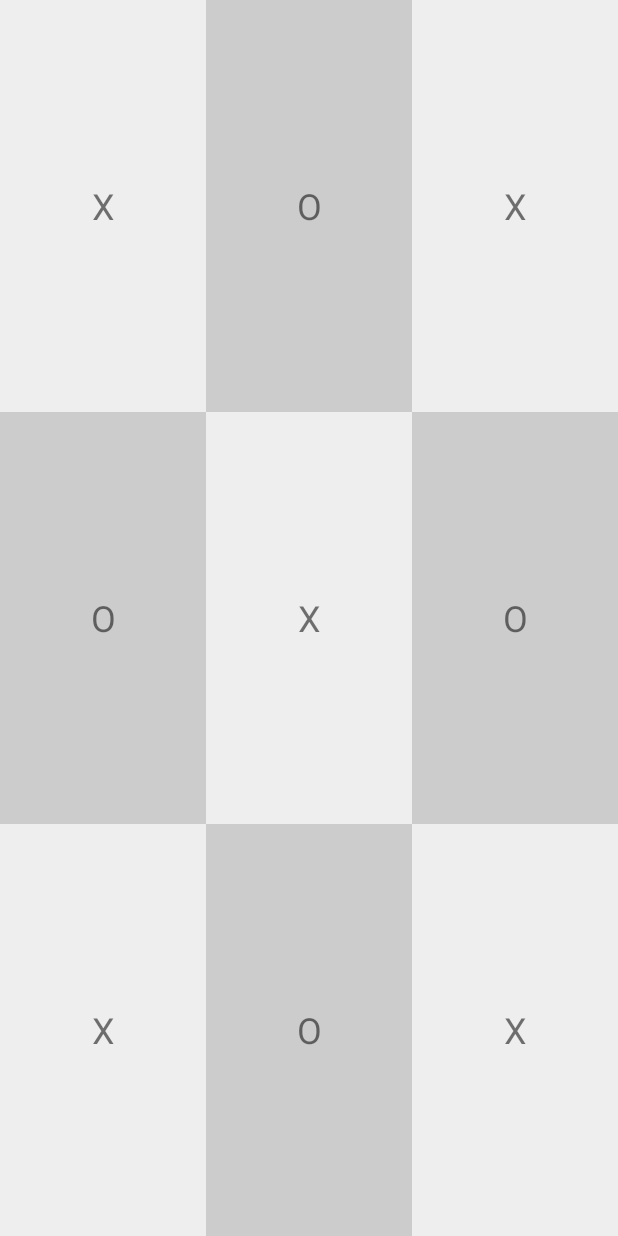
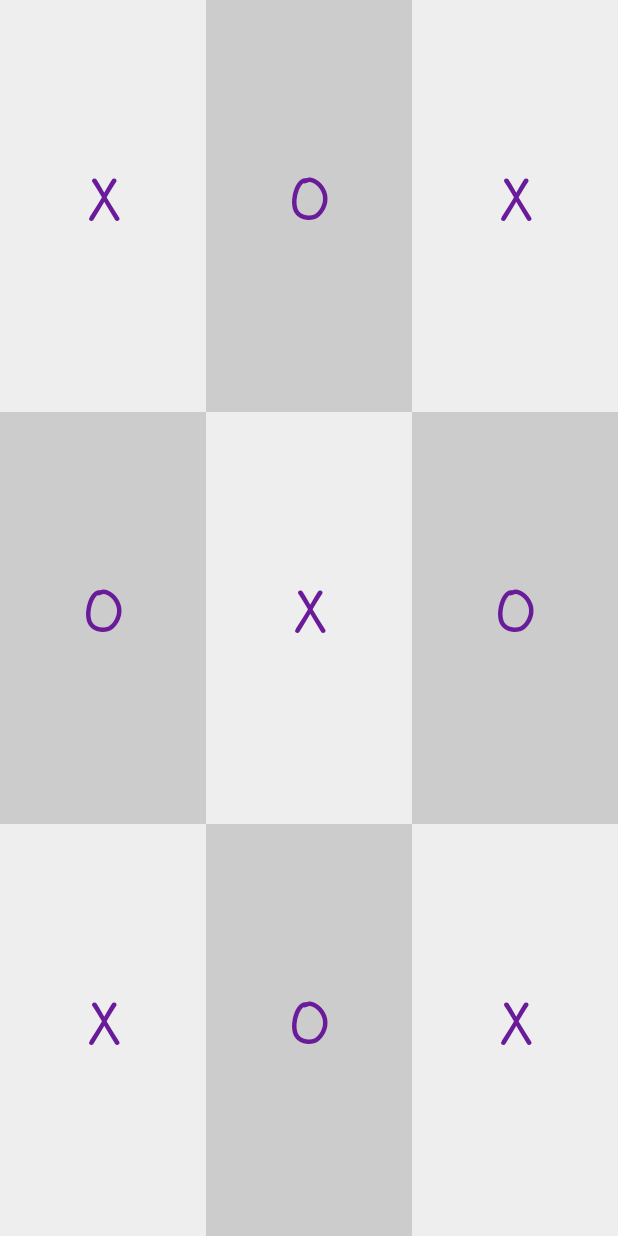
Before and after one commit to square/coordinators, an Android app: the layout tic_tac_toe_view.xml on its own in the app's theme, with its tools: preview values and no code run, on a phone screen of 412 x 824 dp. Run offline under Robolectric (Android 15) with nearby library versions, the phone set to English and light mode, and no system bars.

Commit message:
Fonts are more fun than code

```diff
--- a/coordinators-sample/src/main/res/layout/tic_tac_toe_view.xml
+++ b/coordinators-sample/src/main/res/layout/tic_tac_toe_view.xml
@@ -30,9 +30,12 @@
       android:layout_columnWeight="1"
       android:layout_gravity="fill"
       android:layout_rowWeight="1"
-      android:background="@color/light"
+      android:background="@color/light_cell"
+      android:fontFamily="casual"
       android:gravity="center"
-      android:textSize="24sp"
+      android:textColor="@color/symbol"
+      android:textSize="36sp"
+      android:textStyle="bold"
       tools:text="X"
       />
 
@@ -42,9 +45,12 @@
       android:layout_columnWeight="1"
       android:layout_gravity="fill"
       android:layout_rowWeight="1"
-      android:background="@color/dark"
+      android:background="@color/dark_cell"
+      android:fontFamily="casual"
       android:gravity="center"
-      android:textSize="24sp"
+      android:textColor="@color/symbol"
+      android:textSize="36sp"
+      android:textStyle="bold"
       tools:text="O"
       />
 
@@ -54,9 +60,12 @@
       android:layout_columnWeight="1"
       android:layout_gravity="fill"
       android:layout_rowWeight="1"
-      android:background="@color/light"
+      android:background="@color/light_cell"
+      android:fontFamily="casual"
       android:gravity="center"
-      android:textSize="24sp"
+      android:textColor="@color/symbol"
+      android:textSize="36sp"
+      android:textStyle="bold"
       tools:text="X"
       />
 
@@ -67,9 +76,12 @@
       android:layout_columnWeight="1"
       android:layout_gravity="fill"
       android:layout_rowWeight="1"
-      android:background="@color/dark"
+      android:background="@color/dark_cell"
+      android:fontFamily="casual"
       android:gravity="center"
-      android:textSize="24sp"
+      android:textColor="@color/symbol"
+      android:textSize="36sp"
+      android:textStyle="bold"
       tools:text="O"
       />
 
@@ -79,9 +91,12 @@
       android:layout_columnWeight="1"
       android:layout_gravity="fill"
       android:layout_rowWeight="1"
-      android:background="@color/light"
+      android:background="@color/light_cell"
+      android:fontFamily="casual"
       android:gravity="center"
-      android:textSize="24sp"
+      android:textColor="@color/symbol"
+      android:textSize="36sp"
+      android:textStyle="bold"
       tools:text="X"
       />
 
@@ -91,9 +106,12 @@
       android:layout_columnWeight="1"
       android:layout_gravity="fill"
       android:layout_rowWeight="1"
-      android:background="@color/dark"
+      android:background="@color/dark_cell"
+      android:fontFamily="casual"
       android:gravity="center"
-      android:textSize="24sp"
+      android:textColor="@color/symbol"
+      android:textSize="36sp"
+      android:textStyle="bold"
       tools:text="O"
       />
 
@@ -104,9 +122,12 @@
       android:layout_columnWeight="1"
       android:layout_gravity="fill"
       android:layout_rowWeight="1"
-      android:background="@color/light"
+      android:background="@color/light_cell"
+      android:fontFamily="casual"
       android:gravity="center"
-      android:textSize="24sp"
+      android:textColor="@color/symbol"
+      android:textSize="36sp"
+      android:textStyle="bold"
       tools:text="X"
       />
 
@@ -116,9 +137,12 @@
       android:layout_columnWeight="1"
       android:layout_gravity="fill"
       android:layout_rowWeight="1"
-      android:background="@color/dark"
+      android:background="@color/dark_cell"
+      android:fontFamily="casual"
       android:gravity="center"
-      android:textSize="24sp"
+      android:textColor="@color/symbol"
+      android:textSize="36sp"
+      android:textStyle="bold"
       tools:text="O"
       />
 
@@ -128,9 +152,12 @@
       android:layout_columnWeight="1"
       android:layout_gravity="fill"
       android:layout_rowWeight="1"
-      android:background="@color/light"
+      android:background="@color/light_cell"
+      android:fontFamily="casual"
       android:gravity="center"
-      android:textSize="24sp"
+      android:textColor="@color/symbol"
+      android:textSize="36sp"
+      android:textStyle="bold"
       tools:text="X"
       />
 </GridLayout>
--- a/coordinators-sample/src/main/res/values/colors.xml
+++ b/coordinators-sample/src/main/res/values/colors.xml
@@ -19,7 +19,7 @@
   <color name="colorPrimary">#3F51B5</color>
   <color name="colorPrimaryDark">#303F9F</color>
   <color name="colorAccent">#FF4081</color>
-  <color name="dark">#CCCCCC</color>
-  <color name="light">#EEEEEE</color>
-  <color name="symbol">#551A8B</color>
+  <color name="dark_cell">#CCCCCC</color>
+  <color name="light_cell">#EEEEEE</color>
+  <color name="symbol">#6a1b9a</color>
 </resources>
```
